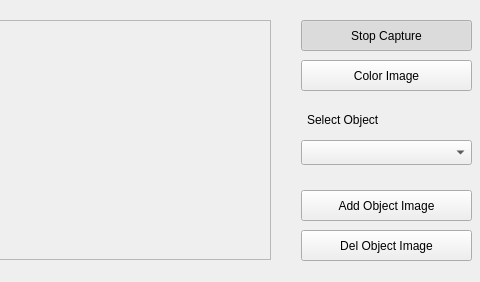
Qt form proyVA3/mainwindow.ui (danipeix13/VisionArtificial) before a commit; both pictures show x 439 to 919 and y 0 to 282 of the 919 by 282 pixel window.
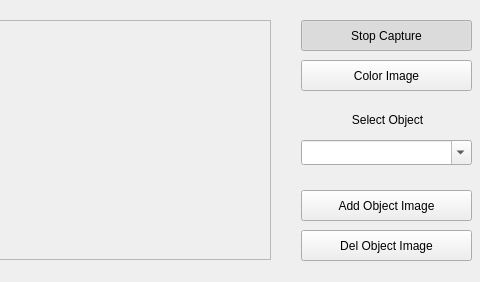
The same form after that commit.

Commit message: p2 dilate/erode corregidos & p3 botones y UI

Diff of the .ui file:
```diff
--- a/proyVA3/mainwindow.ui
+++ b/proyVA3/mainwindow.ui
@@ -133,6 +133,9 @@
    <property name="text">
     <string>Select Object</string>
    </property>
+   <property name="alignment">
+    <set>Qt::AlignCenter</set>
+   </property>
   </widget>
   <widget class="QComboBox" name="boxObj">
    <property name="geometry">
@@ -143,6 +146,9 @@
      <height>25</height>
     </rect>
    </property>
+   <property name="editable">
+    <bool>true</bool>
+   </property>
   </widget>
  </widget>
  <resources/>
```
Left out of the diff: 4 changed lines with no effect on the pictures. The commit also changes 5 other files.
